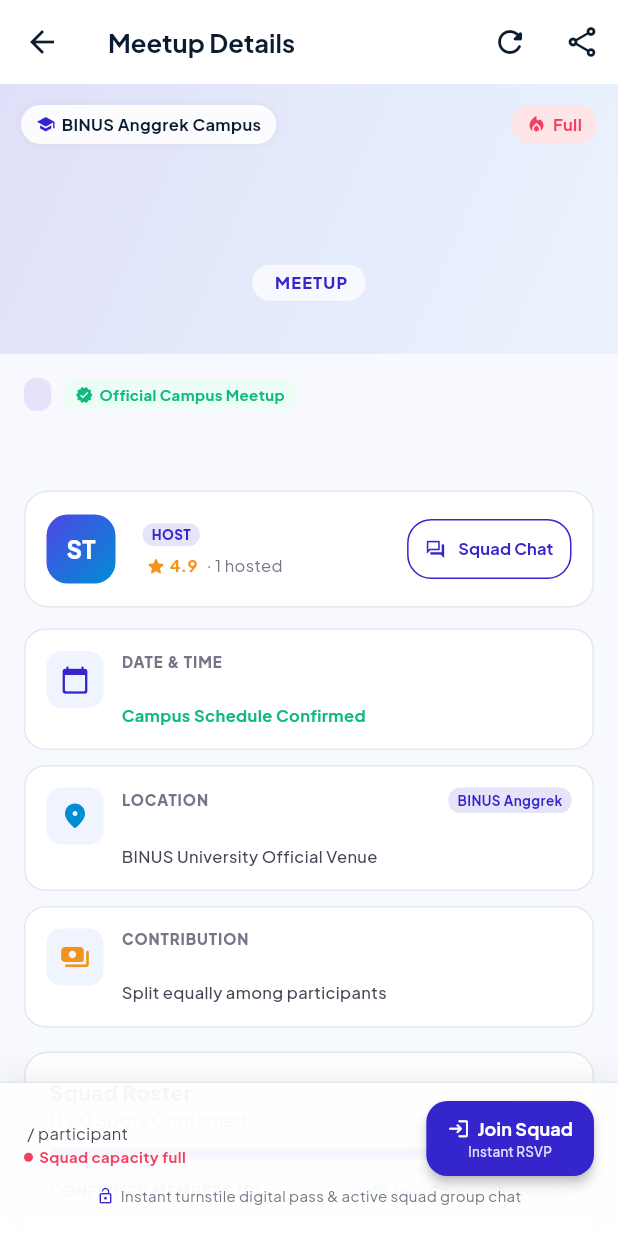
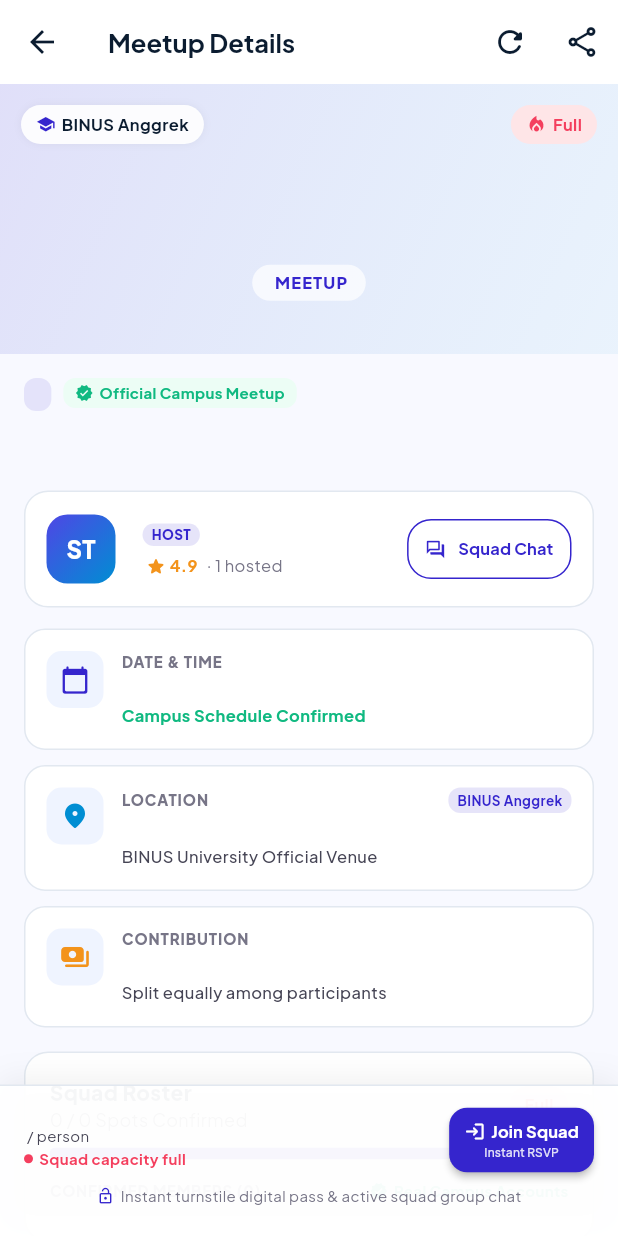
Before and after one commit to MarcelinuZz/UniMeet, a Flutter app: the EventDetailsScreen screen opened directly with empty values, on a phone screen of 412 x 824 dp. Run offline on Flutter 3.47's test engine with Material 3 defaults, Android fonts, the phone set to English and light mode, and no system bars; our stand-ins replace file_picker, google_fonts, shared_preferences, web; missing offline and left inert: dart:js_interop, windows_file_picker; accounts and stored records are empty.

Commit message:
Fix horizontal RenderFlex overflow on small screens in meetup details, my events, and squads hub

```diff
--- a/unimeet_fe/lib/screens/event_details_screen.dart
+++ b/unimeet_fe/lib/screens/event_details_screen.dart
@@ -517,7 +517,8 @@ class _EventDetailsScreenState extends State<EventDetailsScreen> {
                           child: Row(
                             mainAxisAlignment: MainAxisAlignment.spaceBetween,
                             children: [
-                              Container(
+                              Flexible(
+                                child: Container(
                                   padding: const EdgeInsets.symmetric(horizontal: 10, vertical: 5),
                                   decoration: BoxDecoration(
                                     color: (isDark ? AppColors.darkSurfaceCard : Colors.white).withOpacity(0.92),
@@ -531,17 +532,23 @@ class _EventDetailsScreenState extends State<EventDetailsScreen> {
                                     children: [
                                       const Icon(Icons.school, size: 13, color: AppColors.primary),
                                       const SizedBox(width: 4),
-                                    Text(
-                                      'BINUS $_campus Campus',
+                                      Flexible(
+                                        child: Text(
+                                          'BINUS $_campus',
+                                          maxLines: 1,
+                                          overflow: TextOverflow.ellipsis,
                                           style: GoogleFonts.plusJakartaSans(
                                             fontSize: 11,
                                             fontWeight: FontWeight.w700,
                                             color: isDark ? AppColors.darkOnSurface : AppColors.onSurface,
                                           ),
                                         ),
+                                      ),
                                     ],
                                   ),
                                 ),
+                              ),
+                              const SizedBox(width: 8),
                               Container(
                                 padding: const EdgeInsets.symmetric(horizontal: 10, vertical: 5),
                                 decoration: BoxDecoration(
@@ -562,7 +569,7 @@ class _EventDetailsScreenState extends State<EventDetailsScreen> {
                                     ),
                                     const SizedBox(width: 4),
                                     Text(
-                                      spotsRemaining == 0 ? 'Full' : '$spotsRemaining spots left',
+                                      spotsRemaining == 0 ? 'Full' : '$spotsRemaining left',
                                       style: GoogleFonts.plusJakartaSans(
                                         fontSize: 11,
                                         fontWeight: FontWeight.w700,
@@ -586,7 +593,9 @@ class _EventDetailsScreenState extends State<EventDetailsScreen> {
                         crossAxisAlignment: CrossAxisAlignment.start,
                         children: [
                           // Category & Verified pill
-                          Row(
+                          Wrap(
+                            spacing: 8,
+                            runSpacing: 6,
                             children: [
                               Container(
                                 padding: const EdgeInsets.symmetric(horizontal: 8, vertical: 3),
@@ -603,7 +612,6 @@ class _EventDetailsScreenState extends State<EventDetailsScreen> {
                                   ),
                                 ),
                               ),
-                              const SizedBox(width: 8),
                               Container(
                                 padding: const EdgeInsets.symmetric(horizontal: 8, vertical: 3),
                                 decoration: BoxDecoration(
@@ -690,12 +698,16 @@ class _EventDetailsScreenState extends State<EventDetailsScreen> {
                                     children: [
                                       Row(
                                         children: [
-                                          Text(
+                                          Flexible(
+                                            child: Text(
                                               _hostName,
+                                              maxLines: 1,
+                                              overflow: TextOverflow.ellipsis,
                                               style: GoogleFonts.plusJakartaSans(
                                                 fontSize: 14,
                                                 fontWeight: FontWeight.w800,
                                                 color: isDark ? AppColors.darkOnSurface : AppColors.onSurface,
+                                              ),
                                             ),
                                           ),
                                           const SizedBox(width: 6),
@@ -719,11 +731,15 @@ class _EventDetailsScreenState extends State<EventDetailsScreen> {
                                       const SizedBox(height: 3),
                                       Row(
                                         children: [
-                                          Text(
+                                          Flexible(
+                                            child: Text(
                                               _hostMajor,
+                                              maxLines: 1,
+                                              overflow: TextOverflow.ellipsis,
                                               style: GoogleFonts.plusJakartaSans(
                                                 fontSize: 11,
                                                 color: isDark ? AppColors.darkOnSurfaceVariant : AppColors.onSurfaceVariant,
+                                              ),
                                             ),
                                           ),
                                           const SizedBox(width: 8),
@@ -878,13 +894,17 @@ class _EventDetailsScreenState extends State<EventDetailsScreen> {
                                 Row(
                                   mainAxisAlignment: MainAxisAlignment.spaceBetween,
                                   children: [
-                                    Text(
+                                    Expanded(
+                                      child: Text(
                                         'CONFIRMED MEMBERS (${_roster.isNotEmpty ? _roster.length : _currentSlots})',
+                                        maxLines: 1,
+                                        overflow: TextOverflow.ellipsis,
                                         style: GoogleFonts.plusJakartaSans(
                                           fontSize: 10,
                                           fontWeight: FontWeight.w800,
                                           color: AppColors.outline,
                                           letterSpacing: 0.5,
+                                        ),
                                       ),
                                     ),
                                     Row(
@@ -1088,12 +1108,14 @@ class _EventDetailsScreenState extends State<EventDetailsScreen> {
                                   children: [
                                     const Icon(Icons.task_alt, size: 18, color: AppColors.statusOpenEmerald),
                                     const SizedBox(width: 8),
-                                    Text(
+                                    Expanded(
+                                      child: Text(
                                         'Campus Guidelines & Safety',
                                         style: GoogleFonts.plusJakartaSans(
                                           fontSize: 14,
                                           fontWeight: FontWeight.w800,
                                           color: isDark ? AppColors.darkOnSurface : AppColors.onSurface,
+                                        ),
                                       ),
                                     ),
                                   ],
@@ -1169,9 +1191,9 @@ class _EventDetailsScreenState extends State<EventDetailsScreen> {
                                             ),
                                           ),
                                           Text(
-                                            ' / participant',
+                                            ' / person',
                                             style: GoogleFonts.plusJakartaSans(
-                                              fontSize: 11,
+                                              fontSize: 10,
                                               color: isDark ? AppColors.darkOnSurfaceVariant : AppColors.onSurfaceVariant,
                                             ),
                                           ),
@@ -1218,17 +1240,17 @@ class _EventDetailsScreenState extends State<EventDetailsScreen> {
                                       foregroundColor: AppColors.statusTrendingCoral,
                                       side: const BorderSide(color: AppColors.statusTrendingCoral, width: 1.2),
                                       backgroundColor: AppColors.statusTrendingCoral.withOpacity(0.08),
-                                      padding: const EdgeInsets.symmetric(horizontal: 10, vertical: 10),
-                                      shape: RoundedRectangleBorder(borderRadius: BorderRadius.circular(14)),
+                                      padding: const EdgeInsets.symmetric(horizontal: 8, vertical: 8),
+                                      shape: RoundedRectangleBorder(borderRadius: BorderRadius.circular(12)),
                                     ),
                                     onPressed: _confirmDeleteMeetup,
-                                    icon: const Icon(Icons.delete_outline_rounded, size: 16),
+                                    icon: const Icon(Icons.delete_outline_rounded, size: 15),
                                     label: Text(
                                       'Delete',
-                                      style: GoogleFonts.plusJakartaSans(fontWeight: FontWeight.w700, fontSize: 12),
+                                      style: GoogleFonts.plusJakartaSans(fontWeight: FontWeight.w700, fontSize: 11),
                                     ),
                                   ),
-                                  const SizedBox(width: 6),
+                                  const SizedBox(width: 5),
                                 ],
                                 ElevatedButton(
                                   style: ElevatedButton.styleFrom(
@@ -1236,9 +1258,9 @@ class _EventDetailsScreenState extends State<EventDetailsScreen> {
                                         ? AppColors.accentElectricViolet
                                         : (_isJoined ? AppColors.statusOpenEmerald : AppColors.primary),
                                     foregroundColor: Colors.white,
-                                    padding: const EdgeInsets.symmetric(horizontal: 14, vertical: 10),
-                                    shape: RoundedRectangleBorder(borderRadius: BorderRadius.circular(14)),
-                                    elevation: 3,
+                                    padding: const EdgeInsets.symmetric(horizontal: 10, vertical: 8),
+                                    shape: RoundedRectangleBorder(borderRadius: BorderRadius.circular(12)),
+                                    elevation: 2,
                                   ),
                                   onPressed: _handleJoinFlow,
                                   child: Column(
@@ -1251,23 +1273,23 @@ class _EventDetailsScreenState extends State<EventDetailsScreen> {
                                             _isHost
                                                 ? Icons.campaign_rounded
                                                 : (_isJoined ? Icons.check_circle_rounded : Icons.login_rounded),
-                                            size: 15,
+                                            size: 14,
                                           ),
-                                          const SizedBox(width: 5),
+                                          const SizedBox(width: 4),
                                           Text(
                                             _isHost
-                                                ? 'Hosting • Squad Chat'
-                                                : (_isJoined ? 'In Squad • Chat' : 'Join Squad'),
-                                            style: GoogleFonts.plusJakartaSans(fontWeight: FontWeight.w700, fontSize: 12),
+                                                ? 'Squad Chat'
+                                                : (_isJoined ? 'Squad Chat' : 'Join Squad'),
+                                            style: GoogleFonts.plusJakartaSans(fontWeight: FontWeight.w700, fontSize: 11),
                                           ),
                                         ],
                                       ),
                                       Text(
                                         _isHost
                                             ? 'Host Controls'
-                                            : (_isJoined ? 'Spot Confirmed ✓' : 'Instant RSVP'),
+                                            : (_isJoined ? 'Spot Confirmed' : 'Instant RSVP'),
                                         style: GoogleFonts.plusJakartaSans(
-                                          fontSize: 9,
+                                          fontSize: 8,
                                           color: Colors.white.withOpacity(0.85),
                                         ),
                                       ),
```
Also changed, not shown: unimeet_fe/lib/screens/my_events_screen.dart (+23 -5 lines), unimeet_fe/lib/screens/squads_hub_screen.dart (+82 -24 lines). Lines whose indentation alone changed are shown as unchanged.
